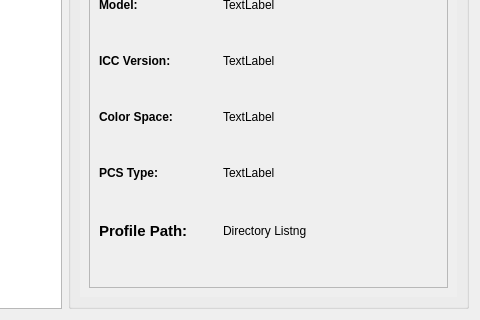
Qt form information/kminfo.ui (KDE/kolor-manager) before a commit; both pictures show x 469 to 949 and y 364 to 684 of the 949 by 684 pixel window.
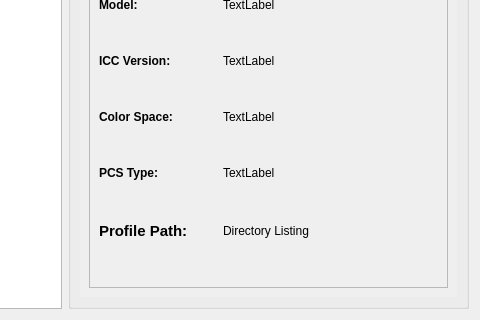
The same form after that commit.

Diff of the .ui file:
```diff
--- a/information/kminfo.ui
+++ b/information/kminfo.ui
@@ -617,7 +617,7 @@
                 </font>
                </property>
                <property name="text">
-                <string>Directory Listng</string>
+                <string>Directory Listing</string>
                </property>
                <property name="textFormat">
                 <enum>Qt::LogText</enum>
```
